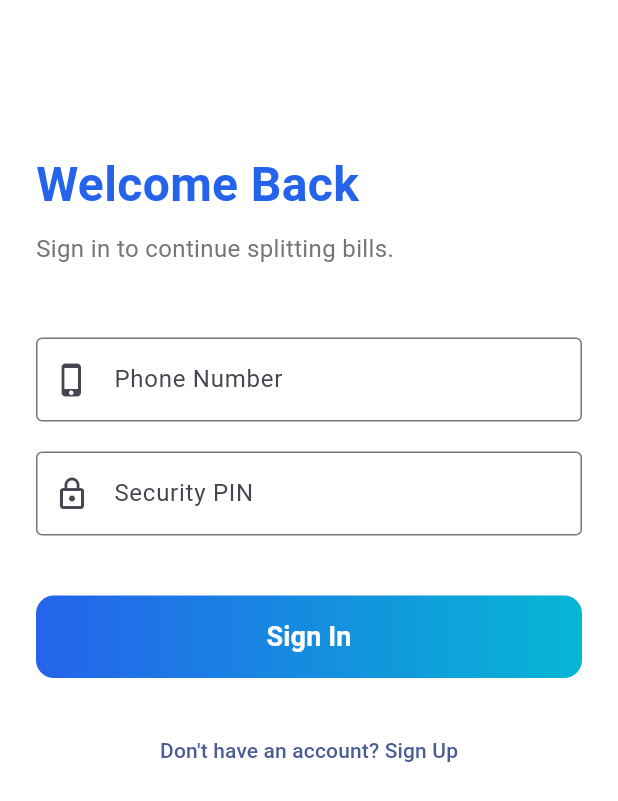
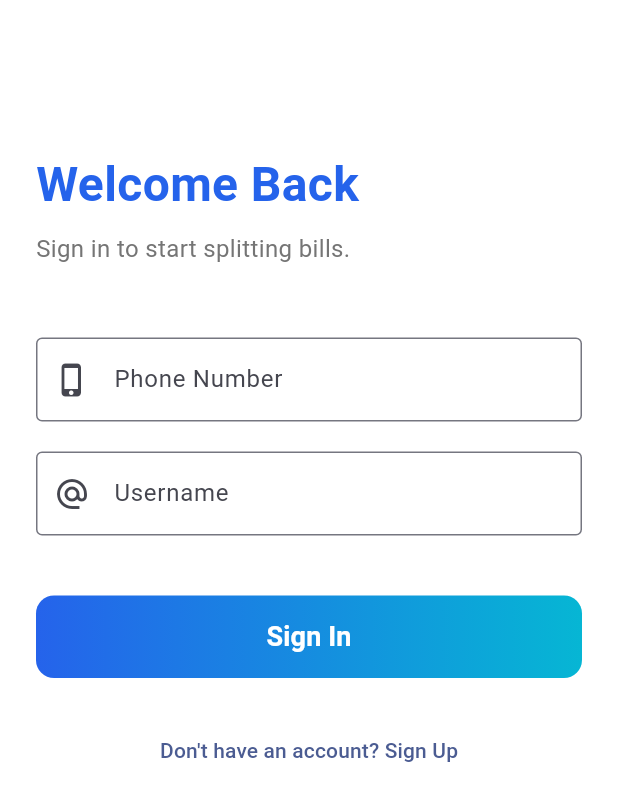
Before and after one commit to KiwanukaGod/temamu, a Flutter app: the screen it shows after launch, on a phone screen of 412 x 824 dp. Shown: the top 801 px of the screen. Run offline on Flutter 3.47's test engine with Material 3 defaults, Android fonts, the light colour scheme and no system bars.

Commit message:
Refactor: Change the fields from pin to username on the login screen.

```diff
--- a/lib/features/auth/screens/login_screen.dart
+++ b/lib/features/auth/screens/login_screen.dart
@@ -24,10 +24,12 @@ class LoginScreen extends StatelessWidget {
               ),
               const SizedBox(height: 8),
               Text(
-                "Sign in to continue splitting bills.",
+                "Sign in to start splitting bills.",
                 style: TextStyle(fontSize: 16, color: Colors.grey[600]),
               ),
               const SizedBox(height: 48),
+
+              // Phone Number Field
               const TextField(
                 decoration: InputDecoration(
                   labelText: "Phone Number",
@@ -37,14 +39,17 @@ class LoginScreen extends StatelessWidget {
                 keyboardType: TextInputType.phone,
               ),
               const SizedBox(height: 20),
+
+              // USERNAME FIELD (Replaced PIN)
               const TextField(
-                obscureText: true,
                 decoration: InputDecoration(
-                  labelText: "Security PIN",
-                  prefixIcon: Icon(Icons.lock_outline),
+                  labelText: "Username",
+                  hintText: "@username",
+                  prefixIcon: Icon(Icons.alternate_email), // The '@' symbol icon
                   border: OutlineInputBorder(),
                 ),
               ),
+
               const SizedBox(height: 40),
 
               // SIGN IN BUTTON
@@ -59,7 +64,7 @@ class LoginScreen extends StatelessWidget {
                 ),
                 child: ElevatedButton(
                   onPressed: () {
-                    // Later: Navigate to Home
+                    // Logic to Home later
                   },
                   style: ElevatedButton.styleFrom(
                     backgroundColor: Colors.transparent,
@@ -74,14 +79,9 @@ class LoginScreen extends StatelessWidget {
               ),
 
               const SizedBox(height: 24),
-
-              // NAVIGATION TO SIGN UP
               Center(
                 child: TextButton(
-                  onPressed: () {
-                    // Moves to the Sign Up screen
-                    Navigator.pushNamed(context, '/signup');
-                  },
+                  onPressed: () => Navigator.pushNamed(context, '/signup'),
                   child: const Text("Don't have an account? Sign Up"),
                 ),
               ),
```
